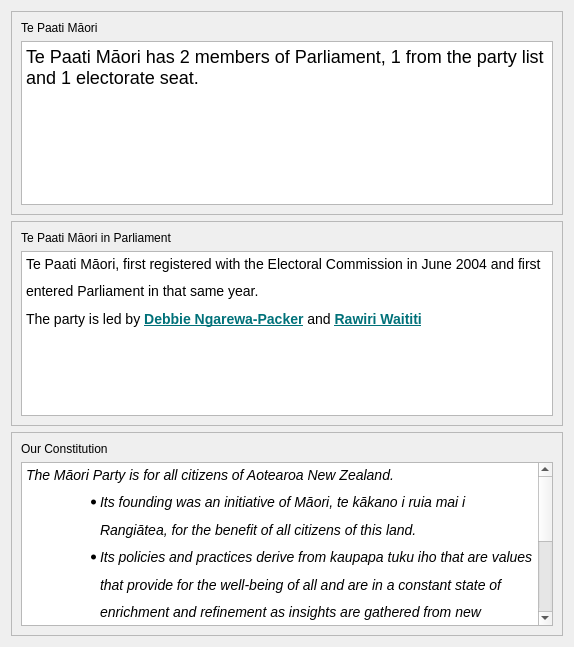
Before: the Qt Designer form qtGuiApplication/partymaori.ui in Debug-Divas/COSC345-Project, drawn with Qt 5.
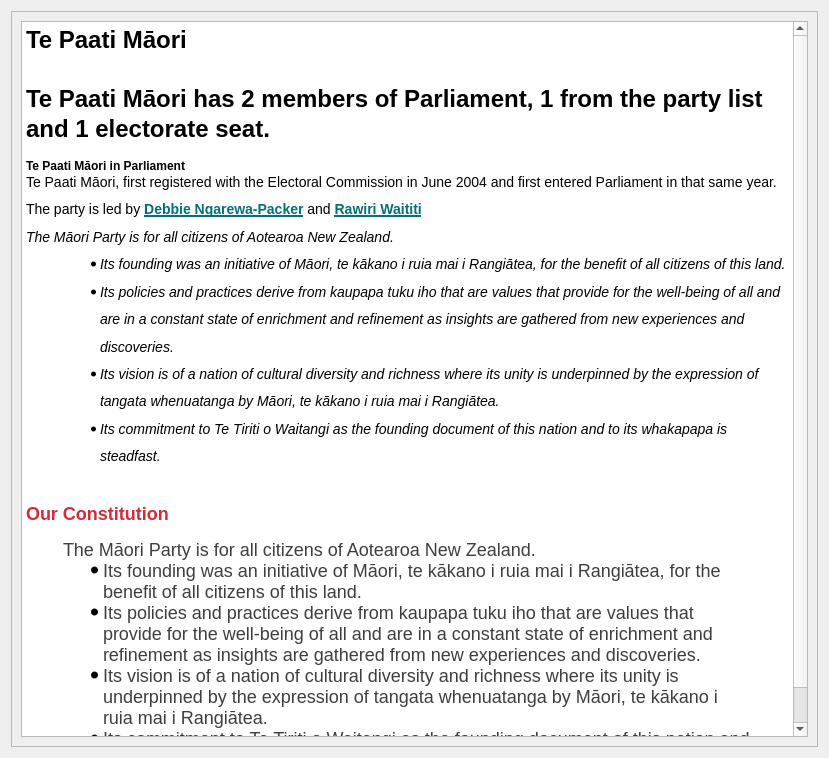
After: the same form once the commit is applied.

What changed in the file:
```diff
--- a/qtGuiApplication/partymaori.ui
+++ b/qtGuiApplication/partymaori.ui
@@ -6,8 +6,8 @@
    <rect>
     <x>0</x>
     <y>0</y>
-    <width>574</width>
-    <height>647</height>
+    <width>829</width>
+    <height>758</height>
    </rect>
   </property>
   <property name="windowTitle">
@@ -23,13 +23,6 @@
       <enum>QFrame::Raised</enum>
      </property>
      <layout class="QVBoxLayout" name="verticalLayout_2">
-      <item>
-       <widget class="QLabel" name="label">
-        <property name="text">
-         <string>Te Paati Māori</string>
-        </property>
-       </widget>
-      </item>
       <item>
        <widget class="QTextBrowser" name="textBrowser">
         <property name="html">
@@ -40,79 +33,23 @@
 li.unchecked::marker { content: &quot;\2610&quot;; }
 li.checked::marker { content: &quot;\2612&quot;; }
 &lt;/style&gt;&lt;/head&gt;&lt;body style=&quot; font-family:'Segoe UI'; font-size:9pt; font-weight:400; font-style:normal;&quot;&gt;
-&lt;p style=&quot; margin-top:0px; margin-bottom:0px; margin-left:0px; margin-right:0px; -qt-block-indent:0; text-indent:0px;&quot;&gt;&lt;span style=&quot; font-family:'Open Sans','Arial','Verdana','sans-serif'; font-size:18px; color:#000000; background-color:#ffffff;&quot;&gt;Te Paati Māori has 2 members of Parliament, 1 from the party list and 1 electorate seat.&lt;/span&gt;&lt;/p&gt;&lt;/body&gt;&lt;/html&gt;</string>
-        </property>
-       </widget>
-      </item>
-     </layout>
-    </widget>
-   </item>
-   <item>
-    <widget class="QFrame" name="frame_2">
-     <property name="frameShape">
-      <enum>QFrame::StyledPanel</enum>
-     </property>
-     <property name="frameShadow">
-      <enum>QFrame::Raised</enum>
-     </property>
-     <layout class="QVBoxLayout" name="verticalLayout_3">
-      <item>
-       <widget class="QLabel" name="label_2">
-        <property name="text">
-         <string>Te Paati Māori in Parliament</string>
-        </property>
-       </widget>
-      </item>
-      <item>
-       <widget class="QTextBrowser" name="textBrowser_2">
-        <property name="html">
-         <string>&lt;!DOCTYPE HTML PUBLIC &quot;-//W3C//DTD HTML 4.0//EN&quot; &quot;http://www.w3.org/TR/REC-html40/strict.dtd&quot;&gt;
-&lt;html&gt;&lt;head&gt;&lt;meta name=&quot;qrichtext&quot; content=&quot;1&quot; /&gt;&lt;meta charset=&quot;utf-8&quot; /&gt;&lt;style type=&quot;text/css&quot;&gt;
-p, li { white-space: pre-wrap; }
-hr { height: 1px; border-width: 0; }
-li.unchecked::marker { content: &quot;\2610&quot;; }
-li.checked::marker { content: &quot;\2612&quot;; }
-&lt;/style&gt;&lt;/head&gt;&lt;body style=&quot; font-family:'Segoe UI'; font-size:9pt; font-weight:400; font-style:normal;&quot;&gt;
+&lt;h1 style=&quot; margin-top:0px; margin-bottom:0px; margin-left:0px; margin-right:0px; -qt-block-indent:0; text-indent:0px; line-height:105.769%; background-color:#ffffff;&quot;&gt;&lt;span style=&quot; font-family:'Open Sans','Arial','Verdana','sans-serif'; font-size:xx-large; font-weight:700; color:#000000; background-color:#ffffff;&quot;&gt;Te Paati Māori&lt;br /&gt;&lt;br /&gt;&lt;/span&gt;&lt;span style=&quot; font-family:'Open Sans','Arial','Verdana','sans-serif'; font-size:xx-large; font-weight:700; color:#000000; background-color:#ffffff;&quot;&gt;Te Paati Māori has 2 members of Parliament, 1 from the party list and 1 electorate seat.&lt;/span&gt;&lt;/h1&gt;
+&lt;p style=&quot; margin-top:0px; margin-bottom:0px; margin-left:0px; margin-right:0px; -qt-block-indent:0; text-indent:0px; line-height:105.769%; background-color:#ffffff;&quot;&gt;&lt;br /&gt;&lt;span style=&quot; font-family:'Open Sans','Arial','Verdana','sans-serif'; font-size:medium; font-weight:700; color:#000000; background-color:#ffffff;&quot;&gt;Te Paati Māori in Parliament&lt;/span&gt;&lt;/p&gt;
 &lt;p style=&quot; margin-top:0px; margin-bottom:0px; margin-left:0px; margin-right:0px; -qt-block-indent:0; text-indent:0px; line-height:171.429%; background-color:#ffffff;&quot;&gt;&lt;span style=&quot; font-family:'Open Sans','Arial','Verdana','sans-serif'; font-size:14px; color:#000000; background-color:#ffffff;&quot;&gt;Te Paati Māori, first registered with the Electoral Commission in June 2004 and first entered Parliament in that same year. &lt;/span&gt;&lt;/p&gt;
-&lt;p style=&quot; margin-top:0px; margin-bottom:0px; margin-left:0px; margin-right:0px; -qt-block-indent:0; text-indent:0px; line-height:171.429%; background-color:#ffffff;&quot;&gt;&lt;span style=&quot; font-family:'Open Sans','Arial','Verdana','sans-serif'; font-size:14px; color:#000000; background-color:#ffffff;&quot;&gt;The party is led by&lt;/span&gt;&lt;span style=&quot; font-family:'Open Sans','Arial','Verdana','sans-serif'; font-size:14px; color:#000000;&quot;&gt; &lt;/span&gt;&lt;a href=&quot;https://www.parliament.nz/en/mps-and-electorates/members-of-parliament/ngarewa-packer-debbie/&quot;&gt;&lt;span style=&quot; font-family:'Open Sans','Arial','Verdana','sans-serif'; font-size:14px; font-weight:700; text-decoration: underline; color:#007179;&quot;&gt;Debbie Ngarewa-Packer&lt;/span&gt;&lt;/a&gt;&lt;span style=&quot; font-family:'Open Sans','Arial','Verdana','sans-serif'; font-size:14px; color:#000000;&quot;&gt; and &lt;/span&gt;&lt;a href=&quot;https://www.parliament.nz/en/mps-and-electorates/members-of-parliament/waititi-rawiri/&quot;&gt;&lt;span style=&quot; font-family:'Open Sans','Arial','Verdana','sans-serif'; font-size:14px; font-weight:700; text-decoration: underline; color:#007179;&quot;&gt;Rawiri Waititi&lt;/span&gt;&lt;/a&gt;&lt;/p&gt;&lt;/body&gt;&lt;/html&gt;</string>
-        </property>
-       </widget>
-      </item>
-     </layout>
-    </widget>
-   </item>
-   <item>
-    <widget class="QFrame" name="frame_3">
-     <property name="frameShape">
-      <enum>QFrame::StyledPanel</enum>
-     </property>
-     <property name="frameShadow">
-      <enum>QFrame::Raised</enum>
-     </property>
-     <layout class="QVBoxLayout" name="verticalLayout_4">
-      <item>
-       <widget class="QLabel" name="label_3">
-        <property name="text">
-         <string>Our Constitution</string>
-        </property>
-       </widget>
-      </item>
-      <item>
-       <widget class="QTextBrowser" name="textBrowser_3">
-        <property name="html">
-         <string>&lt;!DOCTYPE HTML PUBLIC &quot;-//W3C//DTD HTML 4.0//EN&quot; &quot;http://www.w3.org/TR/REC-html40/strict.dtd&quot;&gt;
-&lt;html&gt;&lt;head&gt;&lt;meta name=&quot;qrichtext&quot; content=&quot;1&quot; /&gt;&lt;meta charset=&quot;utf-8&quot; /&gt;&lt;style type=&quot;text/css&quot;&gt;
-p, li { white-space: pre-wrap; }
-hr { height: 1px; border-width: 0; }
-li.unchecked::marker { content: &quot;\2610&quot;; }
-li.checked::marker { content: &quot;\2612&quot;; }
-&lt;/style&gt;&lt;/head&gt;&lt;body style=&quot; font-family:'Segoe UI'; font-size:9pt; font-weight:400; font-style:normal;&quot;&gt;
+&lt;p style=&quot; margin-top:0px; margin-bottom:0px; margin-left:0px; margin-right:0px; -qt-block-indent:0; text-indent:0px; line-height:171.429%; background-color:#ffffff;&quot;&gt;&lt;span style=&quot; font-family:'Open Sans','Arial','Verdana','sans-serif'; font-size:14px; color:#000000; background-color:#ffffff;&quot;&gt;The party is led by&lt;/span&gt;&lt;span style=&quot; font-family:'Open Sans','Arial','Verdana','sans-serif'; font-size:14px; color:#000000;&quot;&gt; &lt;/span&gt;&lt;a href=&quot;https://www.parliament.nz/en/mps-and-electorates/members-of-parliament/ngarewa-packer-debbie/&quot;&gt;&lt;span style=&quot; font-family:'Open Sans','Arial','Verdana','sans-serif'; font-size:14px; font-weight:700; text-decoration: underline; color:#007179;&quot;&gt;Debbie Ngarewa-Packer&lt;/span&gt;&lt;/a&gt;&lt;span style=&quot; font-family:'Open Sans','Arial','Verdana','sans-serif'; font-size:14px; color:#000000;&quot;&gt; and &lt;/span&gt;&lt;a href=&quot;https://www.parliament.nz/en/mps-and-electorates/members-of-parliament/waititi-rawiri/&quot;&gt;&lt;span style=&quot; font-family:'Open Sans','Arial','Verdana','sans-serif'; font-size:14px; font-weight:700; text-decoration: underline; color:#007179;&quot;&gt;Rawiri Waititi&lt;/span&gt;&lt;/a&gt;&lt;/p&gt;
 &lt;p style=&quot; margin-top:0px; margin-bottom:0px; margin-left:0px; margin-right:0px; -qt-block-indent:0; text-indent:0px; line-height:171.429%; background-color:#ffffff;&quot;&gt;&lt;span style=&quot; font-family:'Open Sans','Arial','Verdana','sans-serif'; font-size:14px; font-style:italic; color:#000000;&quot;&gt;The Māori Party is for all citizens of Aotearoa New Zealand.&lt;/span&gt;&lt;/p&gt;
 &lt;ul style=&quot;margin-top: 0px; margin-bottom: 0px; margin-left: 0px; margin-right: 0px; -qt-list-indent: 1;&quot;&gt;
 &lt;li style=&quot; font-family:'Open Sans','Arial','Verdana','sans-serif'; font-size:14px; color:#000000; background-color:#ffffff;&quot; style=&quot; margin-top:0px; margin-bottom:0px; margin-left:34px; margin-right:0px; -qt-block-indent:0; text-indent:0px; line-height:171.429%;&quot;&gt;&lt;span style=&quot; font-size:14px; font-style:italic;&quot;&gt;Its founding was an initiative of Māori, te kākano i ruia mai i Rangiātea, for the benefit of all citizens of this land.&lt;/span&gt;&lt;/li&gt;
 &lt;li style=&quot; font-family:'Open Sans','Arial','Verdana','sans-serif'; font-size:14px; color:#000000; background-color:#ffffff;&quot; style=&quot; margin-top:0px; margin-bottom:0px; margin-left:34px; margin-right:0px; -qt-block-indent:0; text-indent:0px; line-height:171.429%;&quot;&gt;&lt;span style=&quot; font-size:14px; font-style:italic;&quot;&gt;Its policies and practices derive from kaupapa tuku iho that are values that provide for the well-being of all and are in a constant state of enrichment and refinement as insights are gathered from new experiences and discoveries.&lt;/span&gt;&lt;/li&gt;
 &lt;li style=&quot; font-family:'Open Sans','Arial','Verdana','sans-serif'; font-size:14px; color:#000000; background-color:#ffffff;&quot; style=&quot; margin-top:0px; margin-bottom:0px; margin-left:34px; margin-right:0px; -qt-block-indent:0; text-indent:0px; line-height:171.429%;&quot;&gt;&lt;span style=&quot; font-size:14px; font-style:italic;&quot;&gt;Its vision is of a nation of cultural diversity and richness where its unity is underpinned by the expression of tangata whenuatanga by Māori, te kākano i ruia mai i Rangiātea.&lt;/span&gt;&lt;/li&gt;
-&lt;li style=&quot; font-family:'Open Sans','Arial','Verdana','sans-serif'; font-size:14px; color:#000000; background-color:#ffffff;&quot; style=&quot; margin-top:0px; margin-bottom:0px; margin-left:34px; margin-right:0px; -qt-block-indent:0; text-indent:0px; line-height:171.429%;&quot;&gt;&lt;span style=&quot; font-size:14px; font-style:italic;&quot;&gt;Its commitment to Te Tiriti o Waitangi as the founding document of this nation and to its whakapapa is steadfast.&lt;/span&gt;&lt;/li&gt;&lt;/ul&gt;&lt;/body&gt;&lt;/html&gt;</string>
+&lt;li style=&quot; font-family:'Open Sans','Arial','Verdana','sans-serif'; font-size:14px; color:#000000; background-color:#ffffff;&quot; style=&quot; margin-top:0px; margin-bottom:0px; margin-left:34px; margin-right:0px; -qt-block-indent:0; text-indent:0px; line-height:171.429%;&quot;&gt;&lt;span style=&quot; font-size:14px; font-style:italic;&quot;&gt;Its commitment to Te Tiriti o Waitangi as the founding document of this nation and to its whakapapa is steadfast.&lt;br /&gt;&lt;/span&gt;&lt;/li&gt;&lt;/ul&gt;
+&lt;p style=&quot; margin-top:0px; margin-bottom:0px; margin-left:0px; margin-right:0px; -qt-block-indent:0; text-indent:0px; line-height:171.429%; background-color:#ffffff;&quot;&gt;&lt;span style=&quot; font-family:'Open Sans','sans-serif'; font-size:x-large; font-weight:800; color:#d12c38;&quot;&gt;Our Constitution&lt;/span&gt;&lt;/p&gt;
+&lt;p style=&quot; margin-top:0px; margin-bottom:0px; margin-left:37px; margin-right:37px; -qt-block-indent:0; text-indent:0px;&quot;&gt;&lt;span style=&quot; font-family:'Open Sans','sans-serif'; font-size:18px; color:#3e3e3e;&quot;&gt;The Māori Party is for all citizens of Aotearoa New Zealand.&lt;/span&gt;&lt;/p&gt;
+&lt;ul style=&quot;margin-top: 0px; margin-bottom: 0px; margin-left: 0px; margin-right: 0px; -qt-list-indent: 1;&quot;&gt;
+&lt;li style=&quot; font-family:'Open Sans','sans-serif'; font-size:18px; color:#3e3e3e;&quot; style=&quot; margin-top:0px; margin-bottom:0px; margin-left:37px; margin-right:37px; -qt-block-indent:0; text-indent:0px;&quot;&gt;&lt;span style=&quot; font-size:18px;&quot;&gt;Its founding was an initiative of Māori, te kākano i ruia mai i Rangiātea, for the benefit of all citizens of this land.&lt;/span&gt;&lt;/li&gt;
+&lt;li style=&quot; font-family:'Open Sans','sans-serif'; font-size:18px; color:#3e3e3e;&quot; style=&quot; margin-top:0px; margin-bottom:0px; margin-left:37px; margin-right:37px; -qt-block-indent:0; text-indent:0px;&quot;&gt;&lt;span style=&quot; font-size:18px;&quot;&gt;Its policies and practices derive from kaupapa tuku iho that are values that provide for the well-being of all and are in a constant state of enrichment and refinement as insights are gathered from new experiences and discoveries.&lt;/span&gt;&lt;/li&gt;
+&lt;li style=&quot; font-family:'Open Sans','sans-serif'; font-size:18px; color:#3e3e3e;&quot; style=&quot; margin-top:0px; margin-bottom:0px; margin-left:37px; margin-right:37px; -qt-block-indent:0; text-indent:0px;&quot;&gt;&lt;span style=&quot; font-size:18px;&quot;&gt;Its vision is of a nation of cultural diversity and richness where its unity is underpinned by the expression of tangata whenuatanga by Māori, te kākano i ruia mai i Rangiātea.&lt;/span&gt;&lt;/li&gt;
+&lt;li style=&quot; font-family:'Open Sans','sans-serif'; font-size:18px; color:#3e3e3e;&quot; style=&quot; margin-top:0px; margin-bottom:0px; margin-left:37px; margin-right:37px; -qt-block-indent:0; text-indent:0px;&quot;&gt;&lt;span style=&quot; font-size:18px;&quot;&gt;Its commitment to Te Tiriti o Waitangi as the founding document of this nation and to its whakapapa is steadfast.&lt;/span&gt;&lt;span style=&quot; font-family:'Open Sans','Arial','Verdana','sans-serif'; font-size:14px; color:#000000; background-color:#ffffff;&quot;&gt; &lt;/span&gt;&lt;/li&gt;&lt;/ul&gt;&lt;/body&gt;&lt;/html&gt;</string>
         </property>
        </widget>
       </item>
```
